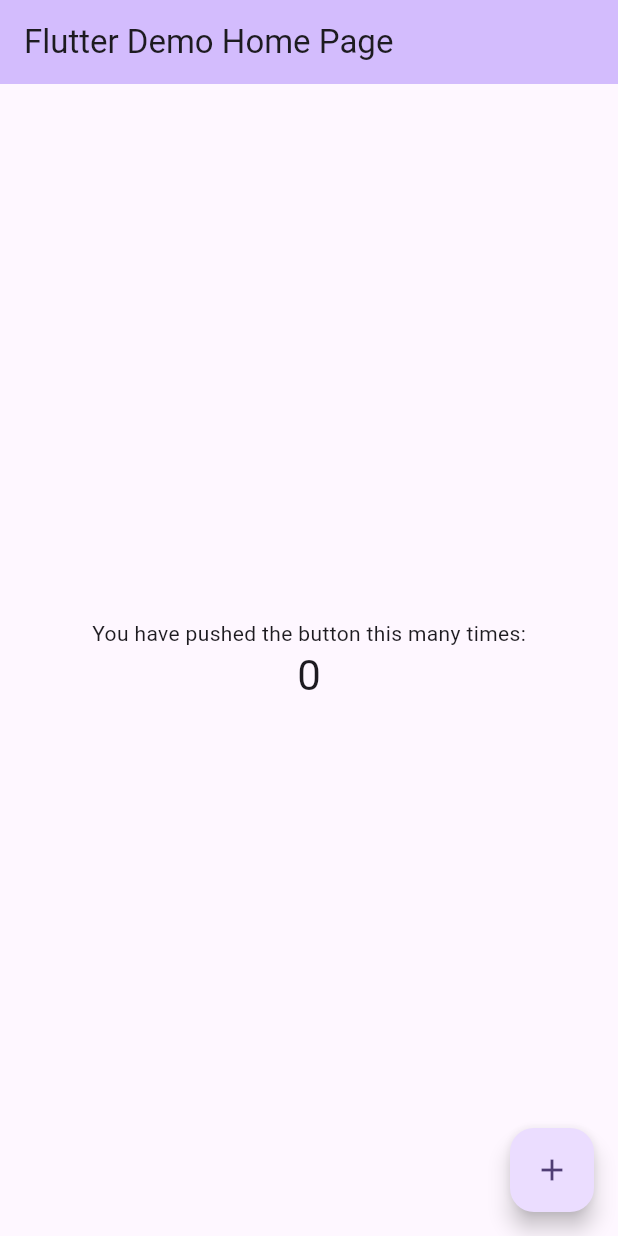
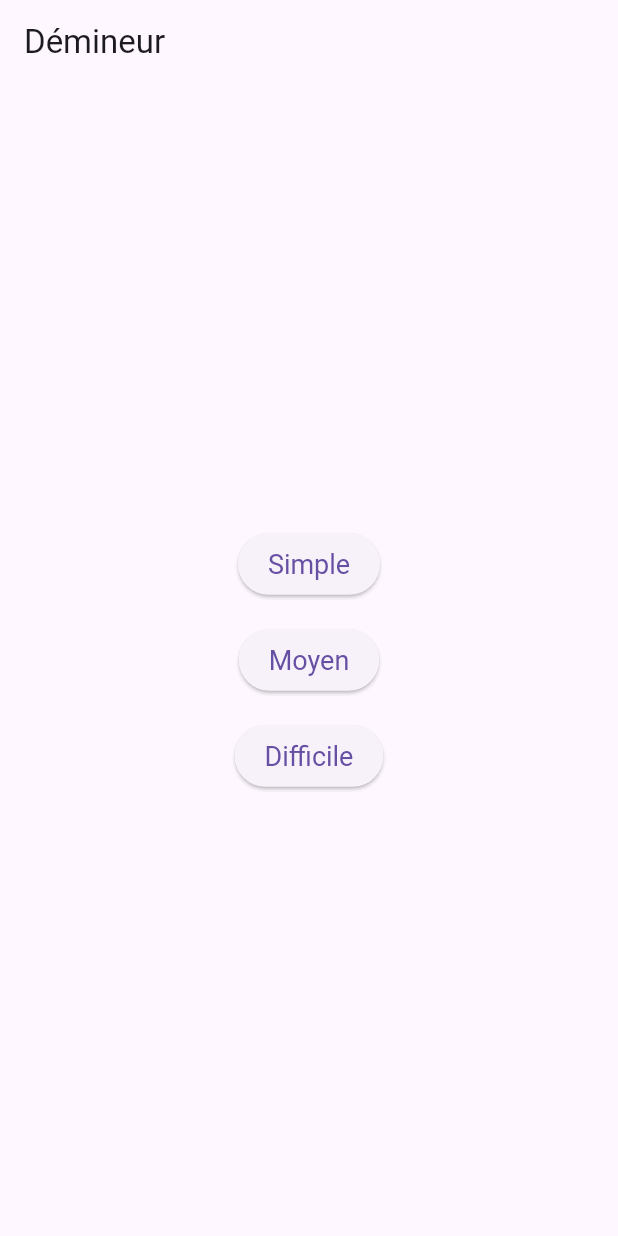
Before and after one commit to nezou1/R4A-11_DeveloppementMobile, a Flutter app: the screen it shows after launch, on a phone screen of 412 x 824 dp. Run offline on Flutter 3.47's test engine with Material 3 defaults, Android fonts, the phone set to English and light mode, and no system bars.

Commit message:
demineur done

```diff
--- /dev/null
+++ b/lib/core/navigation/GameArguments.dart
@@ -0,0 +1,7 @@
+class GameArguments {
+  final int nbLine;
+  final int nbCol;
+  final int nbBomb;
+
+  GameArguments(this.nbLine, this.nbCol, this.nbBomb);
+}
--- a/lib/main.dart
+++ b/lib/main.dart
@@ -1,4 +1,8 @@
 import 'package:flutter/material.dart';
+import 'views/HomeView.dart';
+import 'views/GameView.dart';
+import 'views/GameOverView.dart';
+import 'views/VictoryView.dart';
 
 void main() {
   runApp(const MyApp());
@@ -7,119 +11,18 @@
 class MyApp extends StatelessWidget {
   const MyApp({super.key});
 
-  // This widget is the root of your application.
   @override
   Widget build(BuildContext context) {
     return MaterialApp(
-      title: 'Flutter Demo',
-      theme: ThemeData(
-        // This is the theme of your application.
-        //
-        // TRY THIS: Try running your application with "flutter run". You'll see
-        // the application has a purple toolbar. Then, without quitting the app,
-        // try changing the seedColor in the colorScheme below to Colors.green
-        // and then invoke "hot reload" (save your changes or press the "hot
-        // reload" button in a Flutter-supported IDE, or press "r" if you used
-        // the command line to start the app).
-        //
-        // Notice that the counter didn't reset back to zero; the application
-        // state is not lost during the reload. To reset the state, use hot
-        // restart instead.
-        //
-        // This works for code too, not just values: Most code changes can be
-        // tested with just a hot reload.
-        colorScheme: ColorScheme.fromSeed(seedColor: Colors.deepPurple),
-        useMaterial3: true,
-      ),
-      home: const MyHomePage(title: 'Flutter Demo Home Page'),
+      debugShowCheckedModeBanner: false,
+      title: 'Démineur',
+      initialRoute: '/',
+      routes: {
+        '/': (context) => HomeView(),
+        '/game': (context) => GameView(),
+        '/gameOver': (context) => GameOverView(),
+        '/victory': (context) => VictoryView(),
+      },
     );
   }
 }
-
-class MyHomePage extends StatefulWidget {
-  const MyHomePage({super.key, required this.title});
-
-  // This widget is the home page of your application. It is stateful, meaning
-  // that it has a State object (defined below) that contains fields that affect
-  // how it looks.
-
-  // This class is the configuration for the state. It holds the values (in this
-  // case the title) provided by the parent (in this case the App widget) and
-  // used by the build method of the State. Fields in a Widget subclass are
-  // always marked "final".
-
-  final String title;
-
-  @override
-  State<MyHomePage> createState() => _MyHomePageState();
-}
-
-class _MyHomePageState extends State<MyHomePage> {
-  int _counter = 0;
-
-  void _incrementCounter() {
-    setState(() {
-      // This call to setState tells the Flutter framework that something has
-      // changed in this State, which causes it to rerun the build method below
-      // so that the display can reflect the updated values. If we changed
-      // _counter without calling setState(), then the build method would not be
-      // called again, and so nothing would appear to happen.
-      _counter++;
-    });
-  }
-
-  @override
-  Widget build(BuildContext context) {
-    // This method is rerun every time setState is called, for instance as done
-    // by the _incrementCounter method above.
-    //
-    // The Flutter framework has been optimized to make rerunning build methods
-    // fast, so that you can just rebuild anything that needs updating rather
-    // than having to individually change instances of widgets.
-    return Scaffold(
-      appBar: AppBar(
-        // TRY THIS: Try changing the color here to a specific color (to
-        // Colors.amber, perhaps?) and trigger a hot reload to see the AppBar
-        // change color while the other colors stay the same.
-        backgroundColor: Theme.of(context).colorScheme.inversePrimary,
-        // Here we take the value from the MyHomePage object that was created by
-        // the App.build method, and use it to set our appbar title.
-        title: Text(widget.title),
-      ),
-      body: Center(
-        // Center is a layout widget. It takes a single child and positions it
-        // in the middle of the parent.
-        child: Column(
-          // Column is also a layout widget. It takes a list of children and
-          // arranges them vertically. By default, it sizes itself to fit its
-          // children horizontally, and tries to be as tall as its parent.
-          //
-          // Column has various properties to control how it sizes itself and
-          // how it positions its children. Here we use mainAxisAlignment to
-          // center the children vertically; the main axis here is the vertical
-          // axis because Columns are vertical (the cross axis would be
-          // horizontal).
-          //
-          // TRY THIS: Invoke "debug painting" (choose the "Toggle Debug Paint"
-          // action in the IDE, or press "p" in the console), to see the
-          // wireframe for each widget.
-          mainAxisAlignment: MainAxisAlignment.center,
-          children: <Widget>[
-            const Text(
-              'You have pushed the button this many times:',
-            ),
-            Text(
-              '$_counter',
-              style: Theme.of(context).textTheme.headlineMedium,
-            ),
-          ],
-        ),
-      ),
-      floatingActionButton: FloatingActionButton(
-        onPressed: _incrementCounter,
-        tooltip: 'Increment',
-        child: const Icon(Icons.add),
-      ), // This trailing comma makes auto-formatting nicer for build methods.
-    );
-  }
-}
--- /dev/null
+++ b/lib/views/HomeView.dart
@@ -0,0 +1,49 @@
+import 'package:flutter/material.dart';
+import '../core/navigation/GameArguments.dart';
+import '../widgets/CustomButton.dart';
+
+class HomeView extends StatelessWidget {
+  @override
+  Widget build(BuildContext context) {
+    return Scaffold(
+      appBar: AppBar(title: const Text('Démineur')),
+      body: Center(
+        child: Column(
+          mainAxisAlignment: MainAxisAlignment.center,
+          children: [
+            CustomButton(
+              label: 'Simple',
+              onPressed: () {
+                Navigator.pushNamed(
+                  context,
+                  '/game',
+                  arguments: GameArguments(10, 8, 10),
+                );
+              },
+            ),
+            CustomButton(
+              label: 'Moyen',
+              onPressed: () {
+                Navigator.pushNamed(
+                  context,
+                  '/game',
+                  arguments: GameArguments(18, 14, 40),
+                );
+              },
+            ),
+            CustomButton(
+              label: 'Difficile',
+              onPressed: () {
+                Navigator.pushNamed(
+                  context,
+                  '/game',
+                  arguments: GameArguments(24, 20, 99),
+                );
+              },
+            ),
+          ],
+        ),
+      ),
+    );
+  }
+}
--- /dev/null
+++ b/lib/widgets/CustomButton.dart
@@ -0,0 +1,23 @@
+import 'package:flutter/material.dart';
+
+class CustomButton extends StatelessWidget {
+  final String label;
+  final VoidCallback onPressed;
+
+  const CustomButton({Key? key, required this.label, required this.onPressed}) : super(key: key);
+
+  @override
+  Widget build(BuildContext context) {
+    return Padding(
+      padding: const EdgeInsets.symmetric(vertical: 8.0),
+      child: ElevatedButton(
+        style: ElevatedButton.styleFrom(
+          padding: const EdgeInsets.symmetric(horizontal: 20, vertical: 10),
+          textStyle: const TextStyle(fontSize: 18),
+        ),
+        onPressed: onPressed,
+        child: Text(label),
+      ),
+    );
+  }
+}
--- a/pubspec.yaml
+++ b/pubspec.yaml
@@ -57,6 +57,9 @@ flutter:
   # the material Icons class.
   uses-material-design: true
 
+
+
+
   # To add assets to your application, add an assets section, like this:
   # assets:
   #   - images/a_dot_burr.jpeg
```
Also changed, not shown: lib/models/CaseModel.dart (+13 -9 lines), lib/models/MapModel.dart (+61 -45 lines), lib/viewmodels/GameViewModel.dart (+17 -13 lines), lib/views/GameOverView.dart (added, +22 -0 lines), lib/views/GameView.dart (added, +72 -0 lines), lib/views/VictoryView.dart (added, +22 -0 lines), lib/widgets/MapButton.dart (+57 -0 lines), 1 other file.
